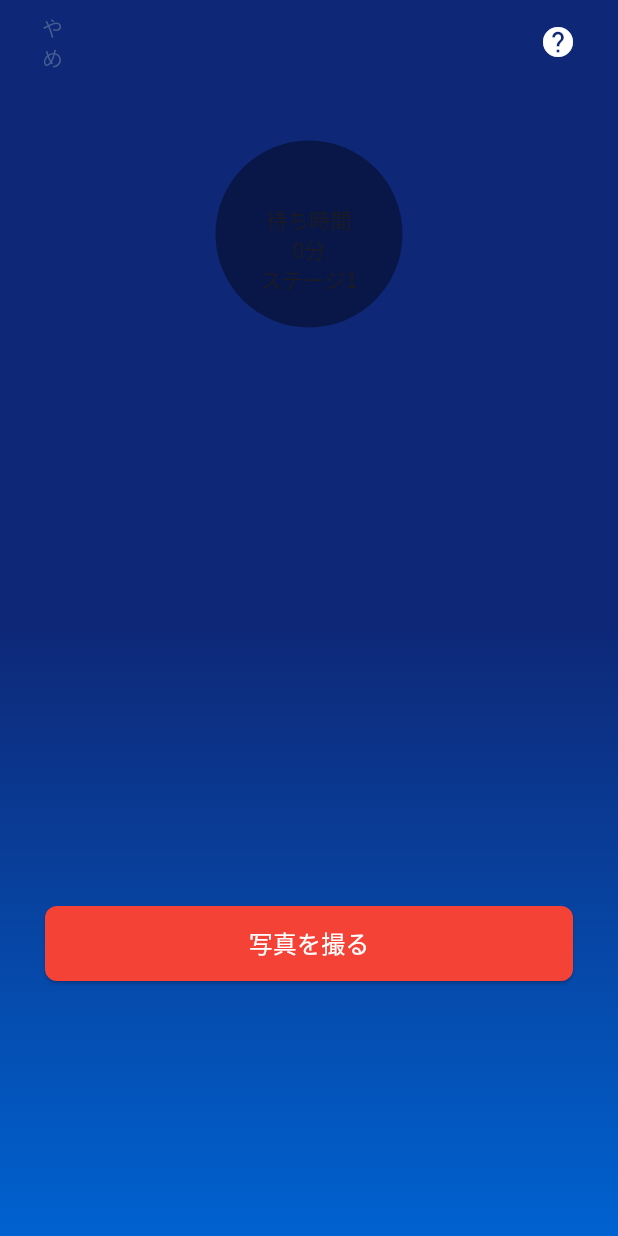
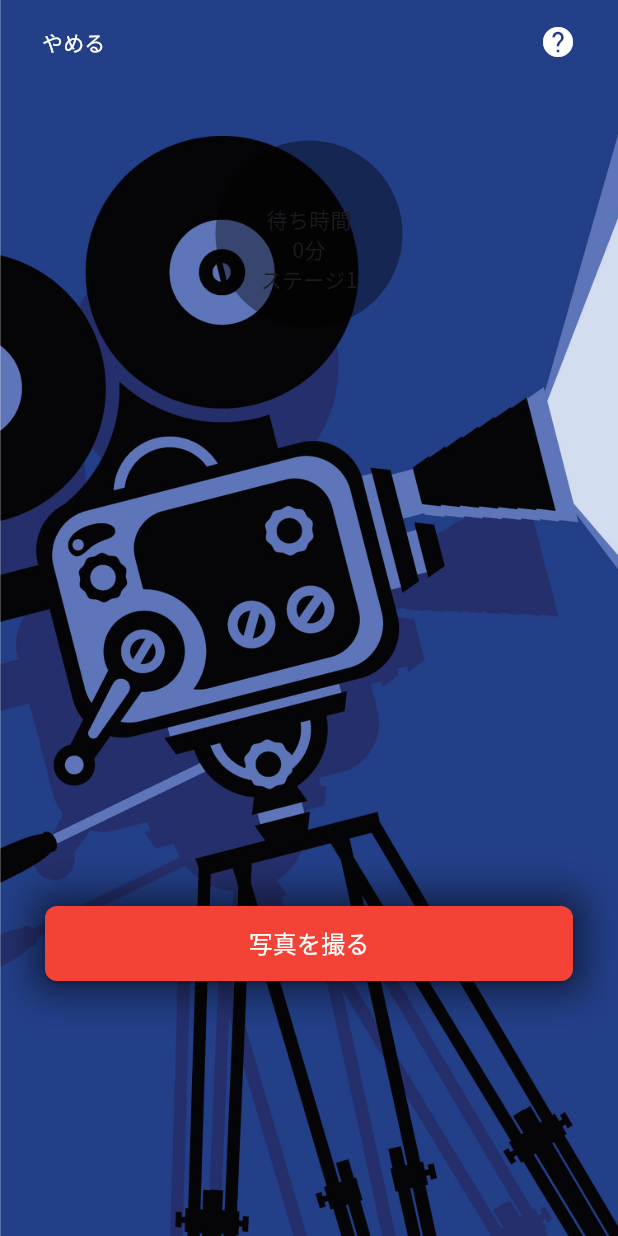
Before and after one commit to 7kaGma/ar_app, a Flutter app: the Waitingtime screen opened directly with empty values, on a phone screen of 412 x 824 dp. Run offline on Flutter 3.47's test engine with Material 3 defaults, Android fonts, the light colour scheme and no system bars; our stand-ins replace go_router, google_fonts, image_gallery_saver, permission_handler, screenshot, webview_flutter; missing offline and left inert: flutter_unity_widget, mobile_scanner.

Commit message:
デザイン修正

```diff
--- a/lib/component/appbar_custom.dart
+++ b/lib/component/appbar_custom.dart
@@ -24,6 +24,7 @@ class AppBarCustom extends StatelessWidget implements PreferredSizeWidget {
       elevation: 0,
       automaticallyImplyLeading: false,
       leading: Padding(padding: const EdgeInsets.only(left:16), child: leading),
+      leadingWidth: 200,
       iconTheme: IconThemeData(color: iconColor),
       actions: actions?.map((action){
         return Padding(
--- a/lib/component/btn_backhome.dart
+++ b/lib/component/btn_backhome.dart
@@ -1,3 +1,4 @@
+import 'package:ar_app/constant/colors_constant.dart';
 import 'package:flutter/material.dart';
 import 'package:go_router/go_router.dart';
 
@@ -7,38 +8,35 @@
   // ボタンの構成
   @override
   Widget build(BuildContext context) {
-    return (
-      TextButton(
-        child: const Text("やめる"),
-        onPressed: ()=>{
-          _showDialog(context)
-        },
-      )
+    return Align(
+      alignment: Alignment.centerLeft,
+      child: TextButton(
+        onPressed: () => {_showDialog(context)},
+        child: const Text(
+            "やめる",
+            style: TextStyle(color: ColorConstants.fontColor)
+        ),
+      ),
     );
   }
+
   // Dialogの表示
-  void _showDialog(BuildContext context){
+  void _showDialog(BuildContext context) {
     showDialog(
-      context: context,
-      barrierDismissible: false,
-      builder: (BuildContext context){
-        return(
-          AlertDialog(
+        context: context,
+        barrierDismissible: false,
+        builder: (BuildContext context) {
+          return (AlertDialog(
             title: const Text("アプリを中断してホーム画面に戻りますか？"),
             content: const Text("待ち時間がリセットされます"),
             actions: [
               TextButton(
-                child: const Text("OK"),
-                onPressed: () => {context.go('/')}
-              ),
+                  child: const Text("OK"), onPressed: () => {context.go('/')}),
               TextButton(
-                child: const Text("キャンセル"),
-                onPressed: () => {Navigator.of(context).pop()}
-              )
+                  child: const Text("キャンセル"),
+                  onPressed: () => {Navigator.of(context).pop()})
             ],
-          )
-        );
-      }
-    );
+          ));
+        });
   }
 }
--- a/lib/component/btn_backward.dart
+++ b/lib/component/btn_backward.dart
@@ -12,7 +12,9 @@ class BtnBackward extends StatelessWidget {
 
   @override
   Widget build(BuildContext context) {
-    return Container(
+    return Align(
+      alignment: Alignment.centerLeft,
+      child:Container(
       decoration: BoxDecoration(
           shape: BoxShape.circle, color: bgColor.withOpacity(0.8)),
       child: IconButton(
@@ -24,6 +26,7 @@ class BtnBackward extends StatelessWidget {
           color: fontColor,
         ),
       ),
+    )
     );
   }
 }
--- /dev/null
+++ b/lib/component/shadow_for_btn.dart
@@ -0,0 +1,25 @@
+import 'package:flutter/material.dart';
+import 'package:ar_app/constant/colors_constant.dart';
+
+class ShadowForBtn extends StatelessWidget {
+  const ShadowForBtn({super.key,required this.child});
+
+  final Widget child;
+  // ボタンの構成
+  @override
+  Widget build(BuildContext context) {
+    return Container(
+      decoration: BoxDecoration(
+        boxShadow: [
+          BoxShadow(
+            color: ColorConstants.backgroundColorSub.withOpacity(0.5),
+            spreadRadius: 8,
+            blurRadius: 20,
+            offset: const Offset(0, 0)
+          )
+        ]
+      ),
+      child:child ,
+    );
+  }
+}
--- /dev/null
+++ b/lib/constant/images_path.dart
@@ -0,0 +1,13 @@
+class ImagesPath{
+  //待ち時間計測画面で用いる画像のパス
+  Map <String,String> bgPath = {
+    "ハリー・ポッター・アンド・ザ・フォービドゥン・ジャーニー":"hp_bg.jpg",
+    "ジョーズ":"jaws_bg.jpg",
+    "ジュラシックパーク・ザ・ライド":"jurassic_bg.jpg",
+    "default":"default_bg.jpg"
+  };
+
+    String getBgPath(String value) {
+    return bgPath.containsKey(value) ? bgPath[value]! : bgPath["default"]!;
+  }
+}
--- a/lib/page/waitingtime.dart
+++ b/lib/page/waitingtime.dart
@@ -1,4 +1,6 @@
 import 'package:ar_app/component/appbar_custom.dart';
+import 'package:ar_app/component/shadow_for_btn.dart';
+import 'package:ar_app/constant/images_path.dart';
 import 'package:flutter/material.dart';
 import 'package:go_router/go_router.dart';
 import 'package:ar_app/component/btn_backhome.dart';
@@ -16,6 +18,8 @@ class Waitingtime extends StatefulWidget {
 }
 
 class _WaitingtimeState extends State<Waitingtime> with WidgetsBindingObserver {
+  //BGのパス
+  late String bgImage;
   // タイマー
   Timer? timer;
   // 管理する時間
@@ -32,6 +36,9 @@ class _WaitingtimeState extends State<Waitingtime> with WidgetsBindingObserver {
     WidgetsBinding.instance.addObserver(this);
     time = Duration.zero;
     countTime();
+
+    ImagesPath imagesPath = ImagesPath();
+    bgImage = imagesPath.getBgPath(widget.value);
   }
 
   @override
@@ -99,18 +106,11 @@ class _WaitingtimeState extends State<Waitingtime> with WidgetsBindingObserver {
         body: Container(
             width: double.infinity,
             height: double.infinity,
-            decoration: const BoxDecoration(
-                gradient: LinearGradient(
-                    begin: Alignment.topCenter,
-                    end: Alignment.bottomCenter,
-                    colors: <Color>[
-                  ColorConstants.backgroundColor,
-                  ColorConstants.backgroundColorGradietEnd
-                ],
-                    stops: [
-                  0.5,
-                  1
-                ])),
+            decoration: BoxDecoration(
+                image: DecorationImage(
+              image: AssetImage('assets/images/$bgImage'),
+              fit: BoxFit.cover,
+            )),
             child: Padding(
                 padding: const EdgeInsets.all(30),
                 child: SafeArea(
@@ -119,8 +119,9 @@ class _WaitingtimeState extends State<Waitingtime> with WidgetsBindingObserver {
                       Align(
                           alignment: Alignment.topCenter,
                           child: Container(
-                            decoration:BoxDecoration(
-                              color: ColorConstants.backgroundColorSub.withOpacity(0.4),
+                            decoration: BoxDecoration(
+                              color: ColorConstants.backgroundColorSub
+                                  .withOpacity(0.4),
                               shape: BoxShape.circle,
                             ),
                             child: Padding(
@@ -142,13 +143,14 @@ class _WaitingtimeState extends State<Waitingtime> with WidgetsBindingObserver {
                           child: Column(
                             mainAxisSize: MainAxisSize.min,
                             children: [
-                              BtnPrimary(
+                              ShadowForBtn(
+                                  child: BtnPrimary(
                                 onPressed: () {
                                   context.push('/qrreader/waitingtime/arcamera',
                                       extra: stageNumber);
                                 },
                                 text: "写真を撮る",
-                              ),
+                              )),
                               const SizedBox(
                                 height: 140,
                               ),
```
Also changed, not shown: assets/images/default_bg.jpg (added), assets/images/hp_bg.jpg (added), assets/images/jaws_bg.jpg (added), assets/images/jurassic_bg.jpg (added).
